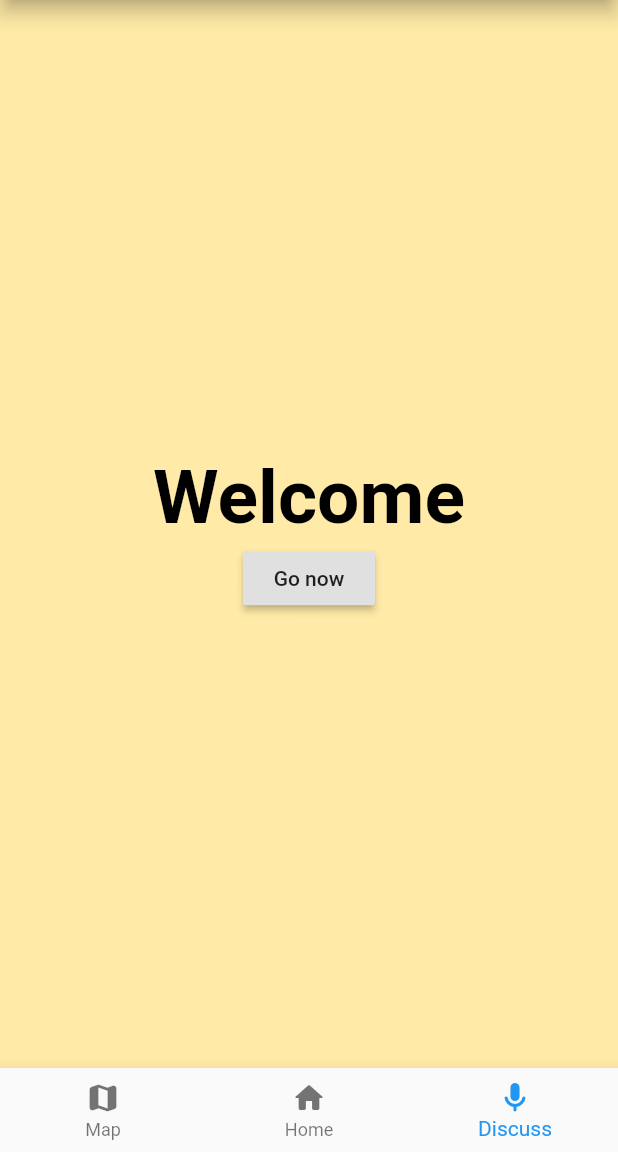
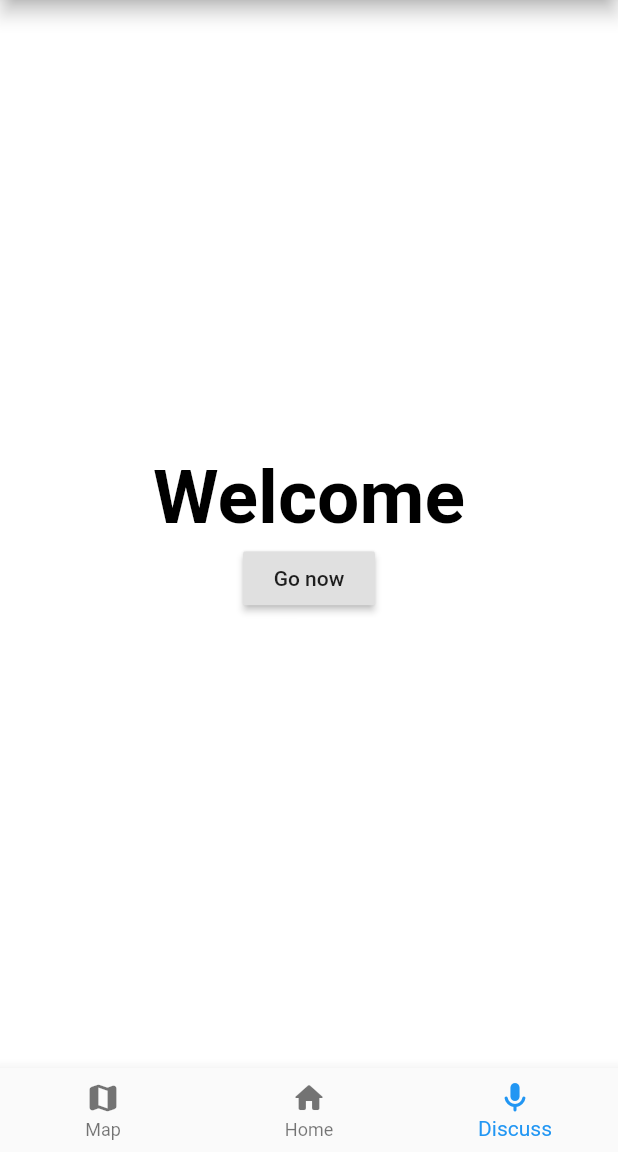
Before and after one commit to psk907/hacktable, a Flutter app: the screen it shows after launch, item 3 of the bottom bar chosen, on a phone screen of 412 x 824 dp, the part 84-1236 px from its top. Run offline on Flutter 3.47's test engine with Material 2 defaults, Android fonts, the light colour scheme and no system bars; our stand-ins replace circular_countdown_timer, dio, flutter_svg, get_it, google_fonts, google_maps_flutter and 3 more; missing offline and left inert: dart:html, sms_maintained; Roboto replaces fonts that are missing (Mukta); statements that could not run were skipped.

Commit message:
discuss page 1

```diff
--- a/lib/pages/discussions/discussions_landing.dart
+++ b/lib/pages/discussions/discussions_landing.dart
@@ -20,7 +20,7 @@ class _DiscussionsLandingState extends State<DiscussionsLanding> {
     body : Container(
       decoration: BoxDecoration(
 
-            color: Palette.paleyellow
+            color: Colors.white,
       ),
       child: Center(
         child: Column( // add Column
```
